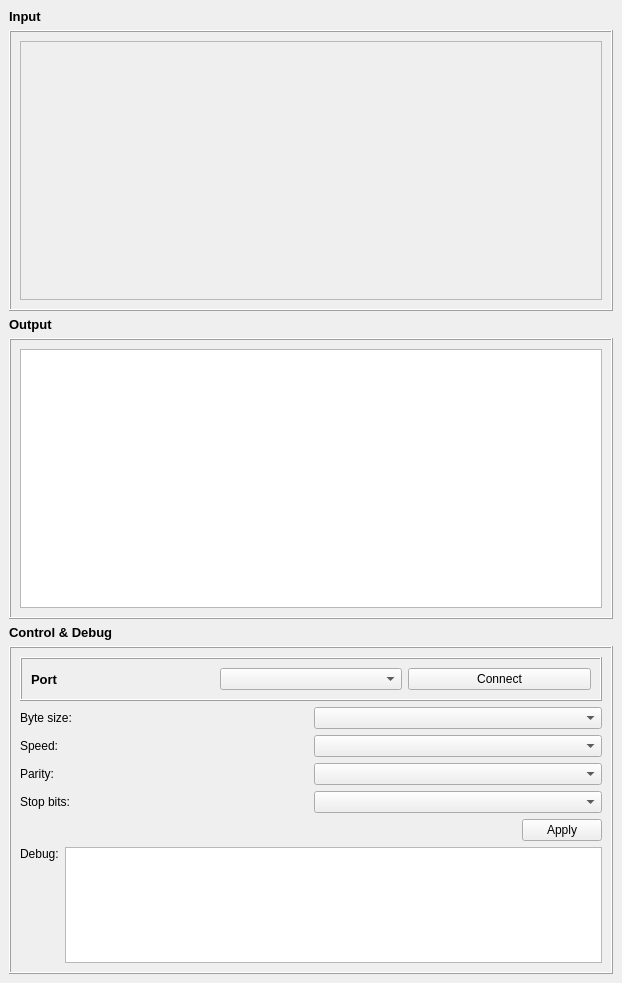
First picture: the form in mainwindow.ui, repository olegzhukovsky-750501/serial_port, before the edit.
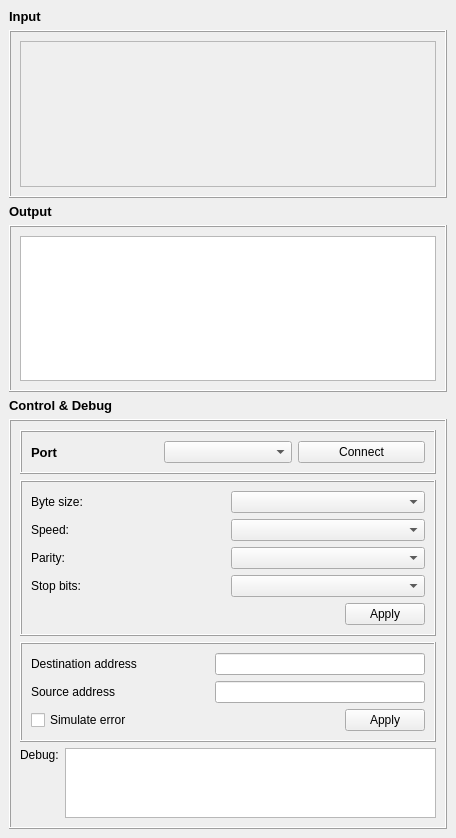
Second picture: the form after the edit. Custom widgets are drawn as their Qt base class.

What changed in the file:
```diff
--- a/mainwindow.ui
+++ b/mainwindow.ui
@@ -6,15 +6,17 @@
    <rect>
     <x>0</x>
     <y>0</y>
-    <width>622</width>
-    <height>983</height>
+    <width>456</width>
+    <height>838</height>
    </rect>
   </property>
   <property name="windowTitle">
    <string>TOKS-LAB1</string>
   </property>
   <widget class="QWidget" name="centralwidget">
-   <layout class="QVBoxLayout" name="verticalLayout_9">
+   <layout class="QVBoxLayout" name="verticalLayout_14">
+    <item>
+     <layout class="QVBoxLayout" name="verticalLayout_13">
     <item>
      <widget class="QLabel" name="label">
       <property name="font">
@@ -103,9 +105,9 @@
       <property name="frameShadow">
        <enum>QFrame::Raised</enum>
       </property>
-      <layout class="QVBoxLayout" name="verticalLayout_10">
+        <layout class="QHBoxLayout" name="horizontalLayout_6">
        <item>
-        <layout class="QVBoxLayout" name="verticalLayout_8">
+          <layout class="QVBoxLayout" name="verticalLayout_12">
          <item>
           <widget class="QFrame" name="frame_4">
            <property name="frameShape">
@@ -147,8 +149,13 @@
           </widget>
          </item>
          <item>
-          <layout class="QVBoxLayout" name="verticalLayout_7">
-           <item>
+            <widget class="QFrame" name="frame">
+             <property name="frameShape">
+              <enum>QFrame::Box</enum>
+             </property>
+             <property name="frameShadow">
+              <enum>QFrame::Raised</enum>
+             </property>
             <layout class="QVBoxLayout" name="verticalLayout_5">
              <item>
               <layout class="QHBoxLayout" name="horizontalLayout">
@@ -255,6 +262,97 @@
               </layout>
              </item>
             </layout>
+            </widget>
+           </item>
+           <item>
+            <widget class="QFrame" name="frame">
+             <property name="frameShape">
+              <enum>QFrame::Box</enum>
+             </property>
+             <property name="frameShadow">
+              <enum>QFrame::Raised</enum>
+             </property>
+             <layout class="QVBoxLayout" name="verticalLayout_10">
+              <item>
+               <layout class="QVBoxLayout" name="verticalLayout_9">
+                <item>
+                 <layout class="QHBoxLayout" name="horizontalLayout_5">
+                  <item>
+                   <layout class="QVBoxLayout" name="verticalLayout_7">
+                    <property name="rightMargin">
+                     <number>72</number>
+                    </property>
+                    <item>
+                     <widget class="QLabel" name="label_10">
+                      <property name="text">
+                       <string>Destination address</string>
+                      </property>
+                     </widget>
+                    </item>
+                    <item>
+                     <widget class="QLabel" name="label_11">
+                      <property name="text">
+                       <string>Source address</string>
+                      </property>
+                     </widget>
+                    </item>
+                   </layout>
+                  </item>
+                  <item>
+                   <layout class="QVBoxLayout" name="verticalLayout_8">
+                    <item>
+                     <widget class="QLineEdit" name="lineEdit">
+                      <property name="enabled">
+                       <bool>true</bool>
+                      </property>
+                     </widget>
+                    </item>
+                    <item>
+                     <widget class="QLineEdit" name="lineEdit_2">
+                      <property name="enabled">
+                       <bool>true</bool>
+                      </property>
+                     </widget>
+                    </item>
+                   </layout>
+                  </item>
+                 </layout>
+                </item>
+                <item>
+                 <layout class="QHBoxLayout" name="horizontalLayout_7">
+                  <item>
+                   <widget class="QCheckBox" name="checkBox">
+                    <property name="text">
+                     <string>Simulate error</string>
+                    </property>
+                   </widget>
+                  </item>
+                  <item>
+                   <spacer name="horizontalSpacer_2">
+                    <property name="orientation">
+                     <enum>Qt::Horizontal</enum>
+                    </property>
+                    <property name="sizeHint" stdset="0">
+                     <size>
+                      <width>40</width>
+                      <height>20</height>
+                     </size>
+                    </property>
+                   </spacer>
+                  </item>
+                  <item>
+                   <widget class="QPushButton" name="pushButton_3">
+                    <property name="text">
+                     <string>Apply</string>
+                    </property>
+                   </widget>
+                  </item>
+                 </layout>
+                </item>
+               </layout>
+              </item>
+             </layout>
+            </widget>
            </item>
            <item>
             <layout class="QHBoxLayout" name="horizontalLayout_4">
@@ -300,9 +398,9 @@
           </layout>
          </item>
         </layout>
-       </item>
-      </layout>
-     </widget>
+       </widget>
+      </item>
+     </layout>
     </item>
    </layout>
   </widget>
```
Left out of the diff: 2 changed lines with no effect on the pictures. Lines whose indentation alone changed are shown as unchanged.
